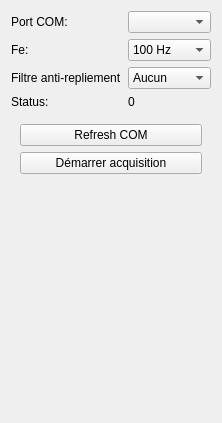
First picture: the form in lib/widgets/card/cardWidget.ui, repository pierrejallon/tp, before the edit.
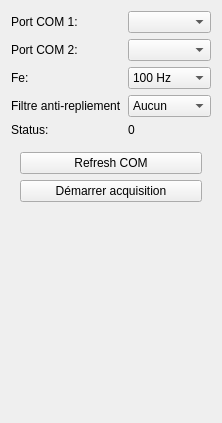
Second picture: the form after the edit.

The edit to the form file:
```diff
--- a/lib/widgets/card/cardWidget.ui
+++ b/lib/widgets/card/cardWidget.ui
@@ -15,34 +15,64 @@
   </property>
   <layout class="QGridLayout" name="gridLayout">
    <item row="3" column="1">
-    <widget class="QLabel" name="label_10">
-     <property name="text">
-      <string>0</string>
+    <widget class="QComboBox" name="comboBox_3">
+     <property name="currentIndex">
+      <number>5</number>
      </property>
+     <item>
+      <property name="text">
+       <string>50 Hz</string>
+      </property>
+     </item>
+     <item>
+      <property name="text">
+       <string>100 Hz</string>
+      </property>
+     </item>
+     <item>
+      <property name="text">
+       <string>500 Hz</string>
+      </property>
+     </item>
+     <item>
+      <property name="text">
+       <string>1 kHz</string>
+      </property>
+     </item>
+     <item>
+      <property name="text">
+       <string>5 kHz</string>
+      </property>
+     </item>
+     <item>
+      <property name="text">
+       <string>Aucun</string>
+      </property>
+     </item>
     </widget>
    </item>
    <item row="0" column="0">
     <widget class="QLabel" name="label">
      <property name="text">
-      <string>Port COM:</string>
+      <string>Port COM 1:</string>
      </property>
     </widget>
    </item>
-   <item row="1" column="0">
+   <item row="2" column="0">
     <widget class="QLabel" name="label_3">
      <property name="text">
       <string>Fe:</string>
      </property>
     </widget>
    </item>
-   <item row="2" column="0">
-    <widget class="QLabel" name="label_4">
+   <item row="4" column="1">
+    <widget class="QLabel" name="label_10">
      <property name="text">
-      <string>Filtre anti-repliement</string>
+      <string>0</string>
      </property>
     </widget>
    </item>
-   <item row="5" column="0">
+   <item row="6" column="0">
     <spacer name="verticalSpacer">
      <property name="orientation">
       <enum>Qt::Vertical</enum>
@@ -55,17 +85,7 @@
      </property>
     </spacer>
    </item>
-   <item row="3" column="0">
-    <widget class="QLabel" name="label_5">
-     <property name="text">
-      <string>Status:</string>
-     </property>
-    </widget>
-   </item>
-   <item row="0" column="1">
-    <widget class="QComboBox" name="comboBox"/>
-   </item>
-   <item row="1" column="1">
+   <item row="2" column="1">
     <widget class="QComboBox" name="comboBox_2">
      <item>
       <property name="text">
@@ -94,44 +114,24 @@
      </item>
     </widget>
    </item>
-   <item row="2" column="1">
-    <widget class="QComboBox" name="comboBox_3">
-     <property name="currentIndex">
-      <number>5</number>
+   <item row="0" column="1">
+    <widget class="QComboBox" name="comboBox"/>
+   </item>
+   <item row="4" column="0">
+    <widget class="QLabel" name="label_5">
+     <property name="text">
+      <string>Status:</string>
      </property>
-     <item>
-      <property name="text">
-       <string>50 Hz</string>
-      </property>
-     </item>
-     <item>
-      <property name="text">
-       <string>100 Hz</string>
-      </property>
-     </item>
-     <item>
-      <property name="text">
-       <string>500 Hz</string>
-      </property>
-     </item>
-     <item>
-      <property name="text">
-       <string>1 kHz</string>
-      </property>
-     </item>
-     <item>
-      <property name="text">
-       <string>5 kHz</string>
-      </property>
-     </item>
-     <item>
-      <property name="text">
-       <string>Aucun</string>
-      </property>
-     </item>
     </widget>
    </item>
-   <item row="4" column="0" colspan="2">
+   <item row="3" column="0">
+    <widget class="QLabel" name="label_4">
+     <property name="text">
+      <string>Filtre anti-repliement</string>
+     </property>
+    </widget>
+   </item>
+   <item row="5" column="0" colspan="2">
     <widget class="QWidget" name="widget" native="true">
      <layout class="QGridLayout" name="gridLayout_2">
       <item row="1" column="0">
@@ -151,6 +151,16 @@
      </layout>
     </widget>
    </item>
+   <item row="1" column="0">
+    <widget class="QLabel" name="label_2">
+     <property name="text">
+      <string>Port COM 2:</string>
+     </property>
+    </widget>
+   </item>
+   <item row="1" column="1">
+    <widget class="QComboBox" name="comboBox_4"/>
+   </item>
   </layout>
  </widget>
  <resources/>
```
